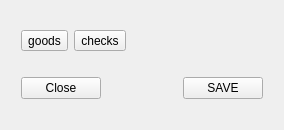
Old version of the form PblTavleView/dialog.ui in the repository PavelDorofeev/Fork-Sql-Qt-4.8.1--SQLite-3--relations--calc-fields.
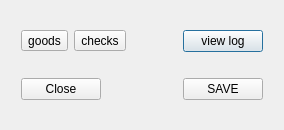
New version of the form.

Patch:
```diff
--- a/PblTavleView/dialog.ui
+++ b/PblTavleView/dialog.ui
@@ -48,6 +48,13 @@
          </property>
         </spacer>
        </item>
+       <item>
+        <widget class="QPushButton" name="btn_logView">
+         <property name="text">
+          <string>view log</string>
+         </property>
+        </widget>
+       </item>
       </layout>
      </item>
      <item>
```
